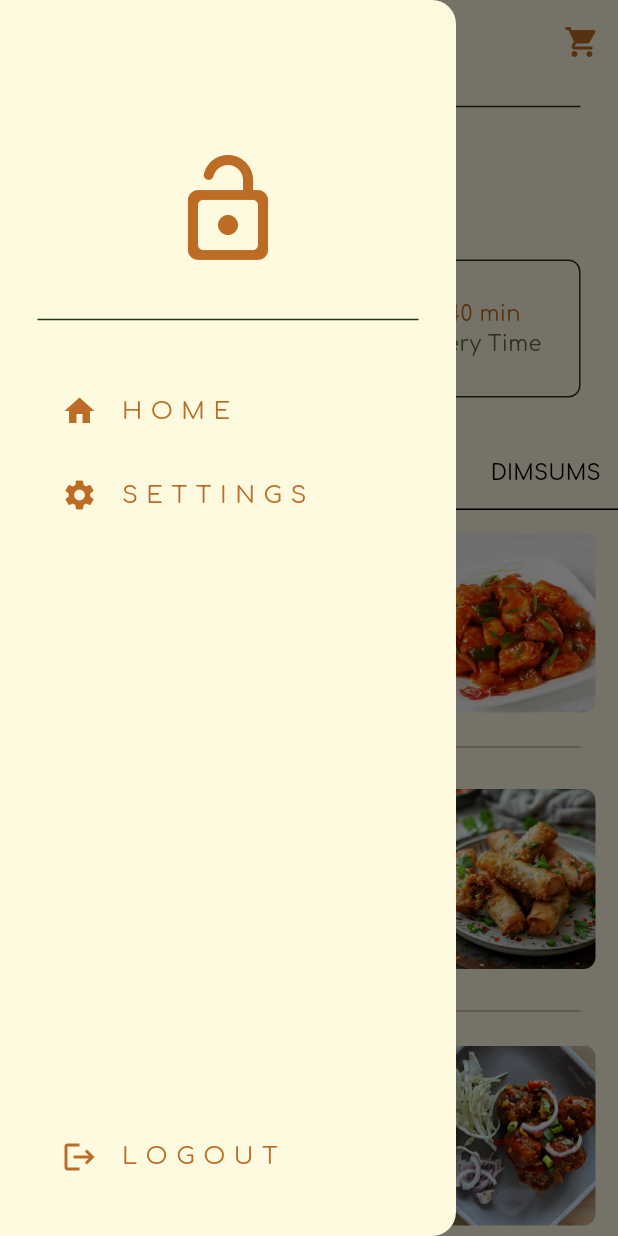
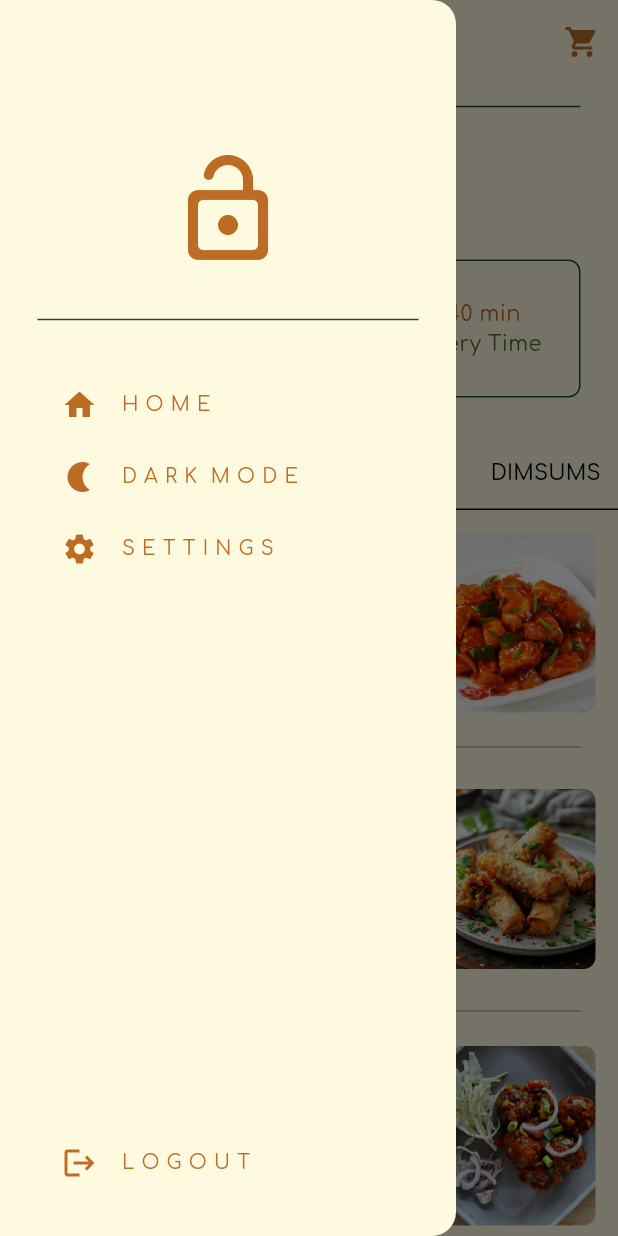
Before and after one commit to mrcodefrost/hungro_food_delivery, a Flutter app: the screen it shows once a user with an empty profile is signed in, with the side drawer open, on a phone screen of 412 x 824 dp. Run offline on Flutter 3.47's test engine with Material 3 defaults, Android fonts, the phone set to English and light mode, and no system bars; our stand-ins replace cloud_firestore, firebase_auth, firebase_core, flutter_credit_card, google_fonts; accounts and stored records are empty.

Commit message:
updating minor fixes in UI

```diff
--- a/lib/features/feature_one/presentation/view/login_screen.dart
+++ b/lib/features/feature_one/presentation/view/login_screen.dart
@@ -90,6 +90,7 @@ class _LoginScreenState extends State<LoginScreen> {
           const SizedBox(
             height: 10,
           ),
+
           // password textfield
 
           CustomTextField(
--- a/lib/features/feature_one/presentation/view/register_screen.dart
+++ b/lib/features/feature_one/presentation/view/register_screen.dart
@@ -118,6 +118,10 @@ class _RegisterScreenState extends State<RegisterScreen> {
             obscureText: true,
           ),
 
+          const SizedBox(
+            height: 25,
+          ),
+
           // sign in button
 
           CustomButton(onTap: register, text: 'Sign Up'),
--- a/lib/features/feature_one/presentation/view/widgets/cart_tile_widget.dart
+++ b/lib/features/feature_one/presentation/view/widgets/cart_tile_widget.dart
@@ -14,7 +14,9 @@ class CartTile extends StatelessWidget {
     return Consumer<Restaurant>(
         builder: (context, restaurant, child) => Container(
               decoration: BoxDecoration(
-                color: Theme.of(context).colorScheme.secondary,
+                border: Border.all(
+                  color: Theme.of(context).colorScheme.secondary,
+                ),
                 borderRadius: BorderRadius.circular(8),
               ),
               margin: const EdgeInsets.symmetric(horizontal: 25, vertical: 10),
--- a/lib/features/feature_one/presentation/view/widgets/custom_drawer.dart
+++ b/lib/features/feature_one/presentation/view/widgets/custom_drawer.dart
@@ -1,7 +1,9 @@
 import 'package:flutter/material.dart';
 import 'package:hungro_food_delivery/features/feature_one/domain/auth_service.dart';
 import 'package:hungro_food_delivery/features/feature_one/presentation/view/widgets/custom_drawer_tile.dart';
+import 'package:provider/provider.dart';
 
+import '../../../../../themes/theme_provider.dart';
 import '../settings_screen.dart';
 
 class CustomDrawer extends StatelessWidget {
@@ -43,14 +45,33 @@ class CustomDrawer extends StatelessWidget {
             icon: Icons.home,
           ),
 
+          Provider.of<ThemeProvider>(context, listen: false).isDarkMode
+              ? CustomDrawerTile(
+                  text: 'L I G H T  M O D E',
+                  onTap: () {
+                    Provider.of<ThemeProvider>(context, listen: false)
+                        .toggleTheme();
+                  },
+                  icon: Icons.sunny,
+                )
+              : CustomDrawerTile(
+                  text: 'D A R K  M O D E',
+                  onTap: () {
+                    Provider.of<ThemeProvider>(context, listen: false)
+                        .toggleTheme();
+                  },
+                  icon: Icons.nightlight,
+                ),
           // settings list tile
 
           CustomDrawerTile(
             text: 'S E T T I N G S',
             onTap: () {
               Navigator.pop(context);
-              Navigator.push(context,
-                  MaterialPageRoute(builder: (context) => const SettingsScreen()));
+              Navigator.push(
+                  context,
+                  MaterialPageRoute(
+                      builder: (context) => const SettingsScreen()));
             },
             icon: Icons.settings,
           ),
--- a/lib/features/feature_one/presentation/view/widgets/custom_drawer_tile.dart
+++ b/lib/features/feature_one/presentation/view/widgets/custom_drawer_tile.dart
@@ -12,16 +12,25 @@ class CustomDrawerTile extends StatelessWidget {
   Widget build(BuildContext context) {
     return Padding(
       padding: const EdgeInsets.only(left: 25.0),
+      child: Material(
+        color: Colors.transparent,
+        child: InkWell(
+          borderRadius: BorderRadius.circular(25),
+          onTap: onTap,
+          splashColor: Theme.of(context).colorScheme.tertiary,
+          highlightColor: Colors.transparent,
           child: ListTile(
+            dense: true,
             title: Text(
               text,
-          style: TextStyle(color: Theme.of(context).colorScheme.inversePrimary),
             ),
+            textColor: Theme.of(context).colorScheme.inversePrimary,
             leading: Icon(
               icon,
-          color: Theme.of(context).colorScheme.inversePrimary,
             ),
-        onTap: onTap,
+            iconColor: Theme.of(context).colorScheme.inversePrimary,
+          ),
+        ),
       ),
     );
   }
--- a/lib/themes/dark_mode.dart
+++ b/lib/themes/dark_mode.dart
@@ -3,10 +3,12 @@ import 'package:google_fonts/google_fonts.dart';
 
 ThemeData darkMode = ThemeData(
     fontFamily: GoogleFonts.comfortaa().fontFamily,
-    colorScheme: ColorScheme.dark(
-      background: const Color.fromARGB(255, 20, 20, 20),
-      primary: const Color.fromARGB(255, 122, 122, 122),
-      secondary: const Color.fromARGB(255, 30, 30, 30),
-      tertiary: const Color.fromARGB(255, 47, 47, 47),
-      inversePrimary: Colors.grey.shade300,
+    colorScheme: const ColorScheme.dark(
+      background: Color.fromARGB(255, 20, 20, 20),
+      primary: Color.fromARGB(255, 122, 122, 122),
+      secondary: Color.fromARGB(255, 30, 30, 30),
+      tertiary: Color.fromARGB(255, 47, 47, 47),
+      // inversePrimary: Colors.grey.shade300,
+      // inversePrimary: Color(0xffc52233),
+      inversePrimary: Color(0xffab2836),
     ));
--- a/lib/themes/light_mode.dart
+++ b/lib/themes/light_mode.dart
@@ -14,7 +14,7 @@ ThemeData lightMode = ThemeData(
 
       background: Color(0xfffefae0),
       primary: Color(0xff606c38),
-      secondary: Color(0xff283618),
+      secondary: Color(0xff1b512d),
       tertiary: Color(0xffc9ada7),
       inversePrimary: Color(0xffbc6c25),
     ));
--- a/pubspec.yaml
+++ b/pubspec.yaml
@@ -43,6 +43,7 @@ dependencies:
   firebase_auth: ^4.17.9
   cloud_firestore: ^4.15.9
   google_fonts: ^6.2.1
+  lottie: ^3.1.0
 
 dev_dependencies:
   flutter_test:
@@ -74,6 +75,7 @@ flutter:
     - assets/images/rice/
     - assets/images/slides/
     - assets/images/soups/
+    - assets/animations/
   #   - images/a_dot_ham.jpeg
 
   # An image asset can refer to one or more resolution-specific "variants", see
```
Also changed, not shown: lib/features/feature_one/presentation/view/cart_screen.dart (+11 -7 lines), lib/features/feature_one/presentation/view/widgets/custom_sliver_app_bar.dart (+30 -5 lines), lib/features/feature_one/presentation/view/widgets/quantity_selector_widget.dart (+18 -2 lines), pubspec.lock, 1 other file. Lines whose indentation alone changed are shown as unchanged.
